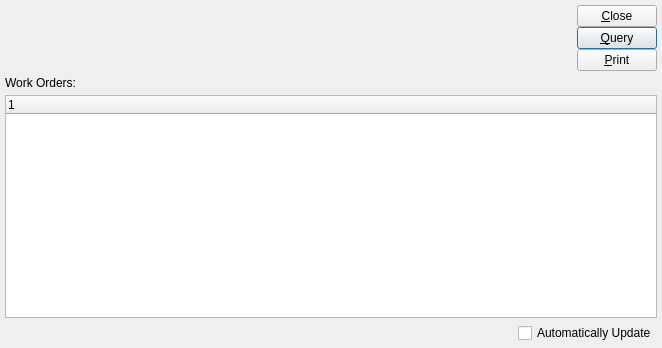
WooodHead/xtuple, file xtuple/trunk/guiclient/dspWoEffortByUser.ui: the form before one commit.
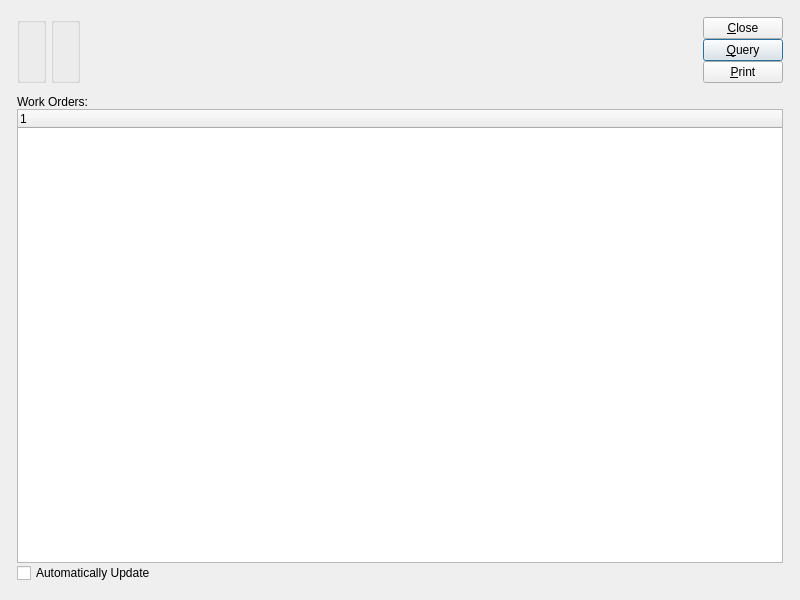
The form after the commit. Custom widgets are drawn as their Qt base class.

Commit message: issue #8644: Update wo order effort displays to use correct formatting on effort.  Use new metasql for wo effort by user.  Also set default dates to today for wo effort by user based on user feedback complaint of long queries if he forgets to select a narrow date range.  Touch up cosmetics of displays.

```diff
--- a/xtuple/trunk/guiclient/dspWoEffortByUser.ui
+++ b/xtuple/trunk/guiclient/dspWoEffortByUser.ui
@@ -8,94 +8,64 @@
 is available at www.xtuple.com/CPAL.  By using this software, you agree
 to be bound by its terms.</comment>
  <class>dspWoEffortByUser</class>
- <widget class="QWidget" name="dspWoEffortByUser" >
-  <property name="geometry" >
+ <widget class="QWidget" name="dspWoEffortByUser">
+  <property name="geometry">
    <rect>
     <x>0</x>
     <y>0</y>
-    <width>662</width>
-    <height>348</height>
+    <width>800</width>
+    <height>600</height>
    </rect>
   </property>
   <property name="windowTitle" >
    <string>Production Time Clock By User</string>
   </property>
-   <layout class="QVBoxLayout" >
-    <item>
-     <layout class="QHBoxLayout" >
-      <property name="margin" >
-       <number>0</number>
-      </property>
-      <property name="spacing" >
-       <number>6</number>
-      </property>
+  <layout class="QGridLayout" name="gridLayout_5">
+   <item row="0" column="0">
+    <layout class="QGridLayout" name="gridLayout_4">
+     <property name="margin">
+      <number>12</number>
+     </property>
+     <property name="spacing">
+      <number>12</number>
+     </property>
+     <item row="0" column="0">
+      <layout class="QHBoxLayout" name="horizontalLayout">
       <item>
-       <layout class="QVBoxLayout" >
-        <property name="margin" >
-         <number>0</number>
-        </property>
-        <property name="spacing" >
-         <number>0</number>
-        </property>
-        <item>
-         <widget class="UsernameCluster" name="_user" />
-        </item>
-        <item>
-         <spacer>
-          <property name="orientation" >
-           <enum>Qt::Vertical</enum>
-          </property>
-          <property name="sizeType" >
-           <enum>QSizePolicy::Preferred</enum>
-          </property>
-          <property name="sizeHint" >
-           <size>
-            <width>20</width>
-            <height>65</height>
-           </size>
-          </property>
-         </spacer>
-        </item>
-       </layout>
+        <widget class="QGroupBox" name="_userGroup">
+         <property name="title">
+          <string/>
+         </property>
+         <layout class="QGridLayout" name="gridLayout">
+          <item row="0" column="0">
+           <widget class="UsernameCluster" name="_user"/>
+          </item>
+         </layout>
+         <zorder></zorder>
+         <zorder></zorder>
+        </widget>
       </item>
       <item>
-       <layout class="QVBoxLayout" >
-        <property name="margin" >
-         <number>0</number>
-        </property>
-        <property name="spacing" >
-         <number>0</number>
-        </property>
-        <item>
-         <widget class="DateCluster" name="_dates" />
-        </item>
-        <item>
-         <spacer>
-          <property name="orientation" >
-           <enum>Qt::Vertical</enum>
-          </property>
-          <property name="sizeType" >
-           <enum>QSizePolicy::Preferred</enum>
-          </property>
-          <property name="sizeHint" >
-           <size>
-            <width>20</width>
-            <height>50</height>
-           </size>
-          </property>
-         </spacer>
-        </item>
-       </layout>
+        <widget class="QGroupBox" name="_dateGroup">
+         <property name="title">
+          <string/>
+         </property>
+         <layout class="QGridLayout" name="gridLayout_2">
+          <item row="0" column="0">
+           <widget class="DateCluster" name="_dates"/>
+          </item>
+         </layout>
+        </widget>
       </item>
       <item>
        <spacer>
-        <property name="orientation" >
+         <property name="orientation">
          <enum>Qt::Horizontal</enum>
         </property>
-        <property name="sizeType" >
+         <property name="sizeType">
          <enum>QSizePolicy::Expanding</enum>
         </property>
-        <property name="sizeHint" >
+         <property name="sizeHint" stdset="0">
          <size>
           <width>51</width>
           <height>20</height>
@@ -104,16 +74,13 @@
        </spacer>
       </item>
       <item>
-       <layout class="QVBoxLayout" >
-        <property name="margin" >
-         <number>0</number>
-        </property>
-        <property name="spacing" >
+        <layout class="QVBoxLayout">
+         <property name="spacing">
          <number>0</number>
         </property>
         <item>
-         <widget class="QPushButton" name="_close" >
-          <property name="text" >
+          <widget class="QPushButton" name="_close">
+           <property name="text">
            <string>&amp;Close</string>
           </property>
           <property name="autoDefault" >
@@ -122,8 +89,8 @@
          </widget>
         </item>
         <item>
-         <widget class="QPushButton" name="_query" >
-          <property name="enabled" >
+          <widget class="QPushButton" name="_query">
+           <property name="enabled">
            <bool>true</bool>
           </property>
           <property name="text" >
@@ -138,8 +105,8 @@
          </widget>
         </item>
         <item>
-         <widget class="QPushButton" name="_print" >
-          <property name="text" >
+          <widget class="QPushButton" name="_print">
+           <property name="text">
            <string>&amp;Print</string>
           </property>
           <property name="autoDefault" >
@@ -147,66 +114,96 @@
           </property>
          </widget>
         </item>
+         <item>
+          <spacer name="verticalSpacer">
+           <property name="orientation">
+            <enum>Qt::Vertical</enum>
+           </property>
+           <property name="sizeHint" stdset="0">
+            <size>
+             <width>20</width>
+             <height>0</height>
+            </size>
+           </property>
+          </spacer>
+         </item>
        </layout>
       </item>
      </layout>
     </item>
-    <item>
-     <layout class="QVBoxLayout" >
-      <property name="margin" >
+     <item row="1" column="0">
+      <widget class="QFrame" name="_frame">
+       <property name="sizePolicy">
+        <sizepolicy hsizetype="Preferred" vsizetype="Expanding">
+         <horstretch>0</horstretch>
+         <verstretch>1</verstretch>
+        </sizepolicy>
+       </property>
+       <property name="frameShape">
+        <enum>QFrame::NoFrame</enum>
+       </property>
+       <property name="frameShadow">
+        <enum>QFrame::Raised</enum>
+       </property>
+       <layout class="QGridLayout" name="gridLayout_3">
+        <property name="margin">
        <number>0</number>
       </property>
-      <property name="spacing" >
-       <number>5</number>
+        <item row="0" column="0">
+         <layout class="QVBoxLayout">
+          <property name="spacing">
+           <number>0</number>
       </property>
       <item>
-       <widget class="QLabel" name="_wotcLit" >
-        <property name="text" >
+           <widget class="QLabel" name="_wotcLit">
+            <property name="text">
          <string>Work Orders:</string>
         </property>
        </widget>
       </item>
       <item>
-       <widget class="XTreeWidget" name="_wotc" />
+           <widget class="XTreeWidget" name="_wotc"/>
       </item>
       <item>
-       <layout class="QHBoxLayout" >
-        <property name="margin" >
+           <layout class="QHBoxLayout">
+            <property name="spacing">
          <number>0</number>
         </property>
-        <property name="spacing" >
-         <number>0</number>
-        </property>
         <item>
-         <spacer>
-          <property name="orientation" >
-           <enum>Qt::Horizontal</enum>
-          </property>
-          <property name="sizeType" >
-           <enum>QSizePolicy::Expanding</enum>
-          </property>
-          <property name="sizeHint" >
-           <size>
-            <width>20</width>
-            <height>20</height>
-           </size>
-          </property>
-         </spacer>
-        </item>
-        <item>
-         <widget class="XCheckBox" name="_autoUpdate" >
-          <property name="text" >
+             <widget class="XCheckBox" name="_autoUpdate">
+              <property name="text">
            <string>Automatically Update</string>
           </property>
          </widget>
         </item>
+            <item>
+             <spacer>
+              <property name="orientation">
+               <enum>Qt::Horizontal</enum>
+              </property>
+              <property name="sizeType">
+               <enum>QSizePolicy::Expanding</enum>
+              </property>
+              <property name="sizeHint" stdset="0">
+               <size>
+                <width>20</width>
+                <height>20</height>
+               </size>
+              </property>
+             </spacer>
+            </item>
        </layout>
       </item>
      </layout>
     </item>
    </layout>
  </widget>
- <layoutdefault spacing="5" margin="5" />
+     </item>
+    </layout>
+   </item>
+  </layout>
+ </widget>
+ <layoutdefault spacing="5" margin="5"/>
  <pixmapfunction>qPixmapFromMimeSource</pixmapfunction>
  <customwidgets>
   <customwidget>
```
Left out of the diff: 26 changed lines with no effect on the pictures. Lines whose indentation alone changed are shown as unchanged. The commit also changes 3 other files.
